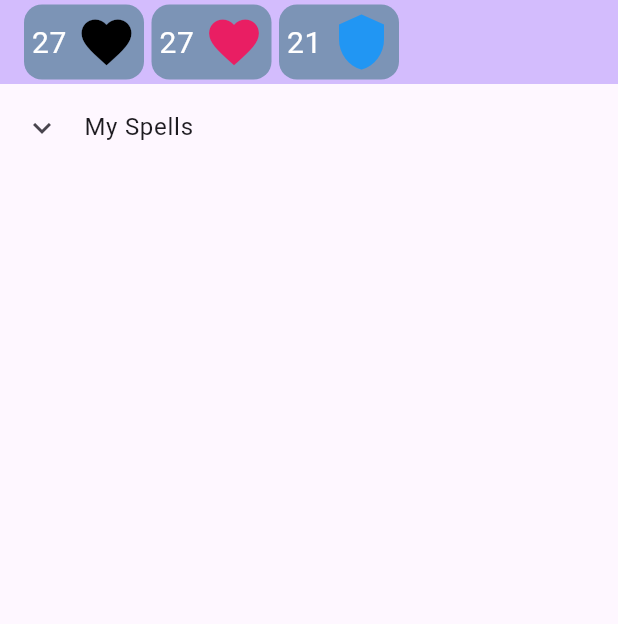
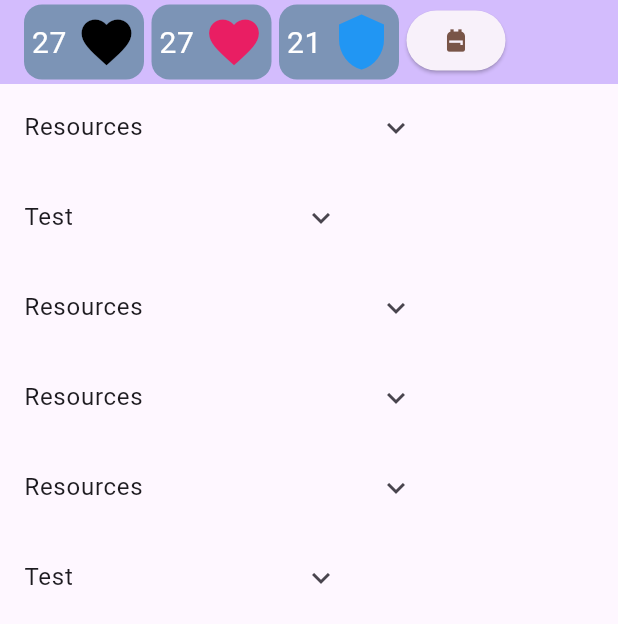
Before and after one commit to Patrycioss/DNDTracker, a Flutter app: the screen it shows after launch, on a phone screen of 412 x 824 dp. Shown: the top 624 px of the screen. Run offline on Flutter 3.47's test engine with Material 3 defaults, Android fonts, the light colour scheme and no system bars; our stand-ins replace flutter_layout_grid.

Commit message:
Custom layout system

```diff
--- /dev/null
+++ b/lib/home/home_route.dart
@@ -0,0 +1,240 @@
+import 'package:dnd_tracker/movable_widget.dart';
+import 'package:dnd_tracker/test_widget.dart';
+import 'package:flutter/material.dart';
+import 'package:flutter_layout_grid/flutter_layout_grid.dart';
+
+import 'package:flutter_staggered_grid_view/flutter_staggered_grid_view.dart';
+
+import 'package:dnd_tracker/home/spell_library.dart';
+import 'package:dnd_tracker/home/home_title_bar.dart';
+import 'package:dnd_tracker/resource_widget.dart';
+
+class HomeRoute extends StatefulWidget {
+  const HomeRoute({super.key});
+
+  @override
+  State<HomeRoute> createState() => _HomeRouteState();
+}
+
+class _HomeRouteState extends State<HomeRoute> {
+  @override
+  Widget build(BuildContext context) {
+    int crossAxisCount = 2;
+
+    return Scaffold(
+      appBar: AppBar(
+        backgroundColor: Theme.of(context).colorScheme.inversePrimary,
+        title: const HomeTitleBar(),
+        // title: ElevatedButton(
+        //     onPressed: () {
+        //       crossAxisCount++;
+        //       movableWidgets.add(const ResourceWidget());
+        //     },
+        //     child: null),
+      ),
+      body: Center(child: _NewHomeLayout()
+
+          // child: StaggeredGrid.count(
+          //   crossAxisCount: 3,
+          //   mainAxisSpacing: 0,
+          //   crossAxisSpacing: 0,
+          //
+          //   children: const [
+          //     StaggeredGridTile.count(crossAxisCellCount: 1, mainAxisCellCount: 1, child: ResourceWidget()),
+          //     StaggeredGridTile.count(crossAxisCellCount: 1, mainAxisCellCount: 2, child: ResourceWidget()),
+          //     StaggeredGridTile.count(crossAxisCellCount: 1, mainAxisCellCount: 1, child: ResourceWidget()),
+          //     StaggeredGridTile.count(crossAxisCellCount: 2, mainAxisCellCount: 1, child: ResourceWidget()),
+          //     StaggeredGridTile.count(crossAxisCellCount: 1, mainAxisCellCount: 1, child: ResourceWidget()),
+          //   ],
+          //
+          // ),
+
+          // child: Column(
+          //   mainAxisAlignment: MainAxisAlignment.start,
+          //   children: <Widget>[
+          //     ResourceWidget(),
+          //     SpellLibrary(),
+          //   ],
+          // ),
+          ),
+    );
+  }
+}
+
+class _HomeLayout extends StatefulWidget {
+  //number of childs used in the example
+  static const itemCount = 8;
+
+  @override
+  State<_HomeLayout> createState() => _HomeLayoutState();
+}
+
+class _NewHomeLayout extends StatelessWidget {
+  final Map<String, MovableWidget> _movableWidgets = <String, MovableWidget>{
+    '1': ResourceWidget(),
+    '2': TestWidget(),
+    '3': ResourceWidget(),
+    '4': ResourceWidget(),
+    '5': ResourceWidget(),
+    '6': TestWidget(),
+  };
+
+  _NewHomeLayout({super.key});
+
+  @override
+  Widget build(BuildContext context) {
+    return CustomMultiChildLayout(
+      delegate: _CascadeLayoutDelegate(_movableWidgets.keys.toList()),
+      children: <Widget>[
+        // Create all of the colored boxes in the colors map.
+        for (final MapEntry<String, MovableWidget> entry
+            in _movableWidgets.entries)
+          // The "id" can be any Object, not just a String.
+          LayoutId(
+            id: entry.key,
+            child: entry.value,
+          ),
+      ],
+    );
+  }
+}
+
+class _LayoutInfo {
+  final Offset offset;
+  final Size size;
+
+  _LayoutInfo(this.offset, this.size);
+}
+
+class _LayoutRow {
+  final List<_LayoutInfo> infos = [];
+}
+
+class _CascadeLayoutDelegate extends MultiChildLayoutDelegate {
+
+  static const double xOffset = 2;
+  static const double yOffset = 2;
+
+  final List<String> ids;
+
+  final List<_LayoutRow> _rows = [];
+
+  _CascadeLayoutDelegate(this.ids);
+
+  // Perform layout will be called when re-layout is needed.
+  @override
+  void performLayout(Size size) {
+    int currentRow = 0;
+    int rowIndex = 0;
+    _rows.add(_LayoutRow());
+
+    for (int i = 0; i < ids.length; i++) {
+      final currentID = ids[i];
+      final Size currentSize = layoutChild(currentID,
+          BoxConstraints(maxHeight: size.height, maxWidth: size.width));
+
+      Offset position = const Offset(2,0);
+
+      double x = 0;
+      if (rowIndex != 0) {
+        final previousInfo = _rows[currentRow].infos[rowIndex - 1];
+        x = previousInfo.offset.dx + previousInfo.size.width;
+        x += rowIndex * xOffset;
+      }
+
+      position = getProperOffset(
+          x, currentSize, currentRow == 0 ? null : _rows[currentRow - 1]);
+
+      if (position.dx + currentSize.width >= size.width) {
+        _rows.add(_LayoutRow());
+        rowIndex = 0;
+        currentRow++;
+
+        final aboveRow = _rows[currentRow - 1];
+        position = getProperOffset(0, currentSize, aboveRow);
+      }
+
+      positionChild(currentID, position);
+      _rows[currentRow].infos.add(_LayoutInfo(position, currentSize));
+      rowIndex++;
+    }
+
+    _rows.clear();
+  }
+
+  Offset getProperOffset(double x, Size size, _LayoutRow? aboveRow) {
+    double? properY = 0;
+    double thisRightBound = x + size.width;
+
+    if (aboveRow == null) {
+      return Offset(x, 0);
+    }
+
+    for (int i = 0; i < aboveRow.infos.length; i++) {
+      final info = aboveRow.infos[i];
+
+      double infoRightBound = info.offset.dx + info.size.width;
+
+      if (info.offset.dx < thisRightBound && infoRightBound > x) {
+        double proposedY = info.offset.dy + yOffset + info.size.height;
+        if (properY == null || proposedY > properY) {
+          properY = proposedY;
+        }
+      }
+    }
+
+    return Offset(x, properY!);
+  }
+
+  // shouldRelayout is called to see if the delegate has changed and requires a
+  // layout to occur. Should only return true if the delegate state itself
+  // changes: changes in the CustomMultiChildLayout attributes will
+  // automatically cause a relayout, like any other widget.
+  @override
+  bool shouldRelayout(_CascadeLayoutDelegate oldDelegate) {
+    return oldDelegate.ids.length != oldDelegate.ids.length;
+  }
+}
+
+class _HomeLayoutState extends State<_HomeLayout> {
+//list of each bloc expandable state, that is changed to trigger the animation of the AnimatedContainer
+  List<bool> expandableState =
+      List.generate(_HomeLayout.itemCount, (index) => false);
+
+  Widget bloc(double width, int index) {
+    bool isExpanded = expandableState[index];
+
+    return GestureDetector(
+      onTap: () {
+        setState(() {
+          //changing the current expandableState
+          expandableState[index] = !isExpanded;
+        });
+      },
+      child: AnimatedContainer(
+        duration: Duration(milliseconds: 200),
+        margin: const EdgeInsets.all(20.0),
+        width: !isExpanded ? width * 0.4 : width * 0.8,
+        height: !isExpanded ? width * 0.4 : width * 0.8,
+        color: Colors.red,
+      ),
+    );
+  }
+
+  @override
+  Widget build(BuildContext context) {
+    double width = MediaQuery.of(context).size.width;
+
+    return Scaffold(
+      body: Align(
+        child: SingleChildScrollView(
+          child: Wrap(
+            children: List.generate(_HomeLayout.itemCount, (index) {
+              return bloc(width, index);
+            }),
+          ),
+        ),
+      ),
+    );
+  }
+}
--- a/lib/title_bar.dart
+++ b/lib/home/home_title_bar.dart
@@ -1,23 +1,24 @@
+import 'package:dnd_tracker/inventory/inventory_route.dart';
 import 'package:flutter/material.dart';
 
-import 'package:deez_nassive_duts/stat_display.dart';
+import 'package:dnd_tracker/stat_display.dart';
 
-class TitleBar extends StatefulWidget {
-  const TitleBar({super.key});
+class HomeTitleBar extends StatefulWidget {
+  const HomeTitleBar({super.key});
 
   @override
-  State<TitleBar> createState() => _TitleBarState();
+  State<HomeTitleBar> createState() => _HomeTitleBarState();
 }
 
-class _TitleBarState extends State<TitleBar> {
+class _HomeTitleBarState extends State<HomeTitleBar> {
   @override
   Widget build(BuildContext context) {
-    return const Row(
+    return Row(
       children: [
         Wrap(
           spacing: 5,
           children: [
-            StatDisplay(
+            const StatDisplay(
                 icon: Icon(
                   Icons.favorite,
                   color: Colors.black,
@@ -28,7 +29,7 @@ class _TitleBarState extends State<TitleBar> {
                 textStyle: TextStyle(
                   color: Colors.white,
                 )),
-            StatDisplay(
+            const StatDisplay(
                 icon: Icon(
                   Icons.favorite,
                   color: Colors.pink,
@@ -36,14 +37,21 @@ class _TitleBarState extends State<TitleBar> {
                   semanticLabel: "CurrentHealth",
                 ),
                 initialValue: 27),
-            StatDisplay(
+            const StatDisplay(
                 icon: Icon(
                   Icons.shield,
                   color: Colors.blue,
                   size: 40.0,
                   semanticLabel: "Armor",
                 ),
-                initialValue: 21)
+                initialValue: 21),
+
+            ElevatedButton(
+              onPressed: () {
+                Navigator.push(context, MaterialPageRoute(builder: (context) => const InventoryRoute()));
+              },
+              child: const Icon(Icons.backpack, color: Colors.brown,),
+            )
           ],
         ),
       ],
--- a/lib/main.dart
+++ b/lib/main.dart
@@ -1,5 +1,4 @@
-import 'package:deez_nassive_duts/spell_library.dart';
-import 'package:deez_nassive_duts/title_bar.dart';
+import 'package:dnd_tracker/home/home_route.dart';
 import 'package:flutter/material.dart';
 
 void main() {
@@ -17,37 +16,7 @@ class MyApp extends StatelessWidget {
         colorScheme: ColorScheme.fromSeed(seedColor: Colors.deepPurple),
         useMaterial3: true,
       ),
-      home: const MyHomePage(),
+      home: const HomeRoute(),
     );
   }
 }
-
-class MyHomePage extends StatefulWidget {
-  const MyHomePage({super.key});
-
-  @override
-  State<MyHomePage> createState() => _MyHomePageState();
-}
-
-class _MyHomePageState extends State<MyHomePage> {
-  final ExpansionTileController _expansionTileController =
-      ExpansionTileController();
-
-  @override
-  Widget build(BuildContext context) {
-    return Scaffold(
-      appBar: AppBar(
-        backgroundColor: Theme.of(context).colorScheme.inversePrimary,
-        title: const TitleBar(),
-      ),
-      body: const Center(
-        child: Column(
-          mainAxisAlignment: MainAxisAlignment.start,
-          children: <Widget>[
-            SpellLibrary(),
-          ],
-        ),
-      ),
-    );
-  }
-}
--- /dev/null
+++ b/lib/resource_widget.dart
@@ -0,0 +1,16 @@
+import 'package:dnd_tracker/movable_widget.dart';
+import 'package:flutter/cupertino.dart';
+
+class ResourceWidget extends MovableWidget {
+  ResourceWidget({super.key});
+
+  @override
+  Widget buildChild() {
+    return const Text("Hi");
+  }
+
+  @override
+  Widget buildTitle() {
+    return const Text("Resources");
+  }
+}
--- a/lib/stat_display.dart
+++ b/lib/stat_display.dart
@@ -44,12 +44,11 @@ class _StatDisplayState extends State<StatDisplay> {
           color: const Color(0xff7c94b6),
           borderRadius: BorderRadius.circular(12),
         ),
-        padding: EdgeInsets.all(5),
-
+        padding: const EdgeInsets.all(5),
         child: Stack(alignment: Alignment.center, children: [
           Container(
-              child: widget.icon,
             alignment: Alignment.centerRight,
+            child: widget.icon,
           ),
           Container(
             alignment: Alignment.centerLeft,
--- /dev/null
+++ b/lib/test_widget.dart
@@ -0,0 +1,16 @@
+import 'package:dnd_tracker/movable_widget.dart';
+import 'package:flutter/cupertino.dart';
+
+class TestWidget extends MovableWidget {
+  TestWidget({super.key}) : super(width: 250,height: 200);
+
+  @override
+  Widget buildChild() {
+    return const Text("Test");
+  }
+
+  @override
+  Widget buildTitle() {
+    return const Text("Test");
+  }
+}
--- a/pubspec.yaml
+++ b/pubspec.yaml
@@ -1,4 +1,4 @@
-name: deez_nassive_duts
+name: dnd_tracker
 description: "DND app"
 # The following line prevents the package from being accidentally published to
 # pub.dev using `flutter pub publish`. This is preferred for private packages.
@@ -36,6 +36,8 @@ dependencies:
   # Use with the CupertinoIcons class for iOS style icons.
   cupertino_icons: ^1.0.8
   bloc: ^8.1.4
+  flutter_staggered_grid_view: ^0.7.0
+  flutter_layout_grid: ^2.0.7
 
 dev_dependencies:
   flutter_test:
```
Also changed, not shown: lib/inventory/inventory_route.dart (added, +24 -0 lines), lib/inventory/inventory_title_bar.dart (added, +36 -0 lines), lib/movable_widget.dart (added, +37 -0 lines), lib/home/spell_library.dart (renamed from lib/spell_library.dart), 1 other file.
